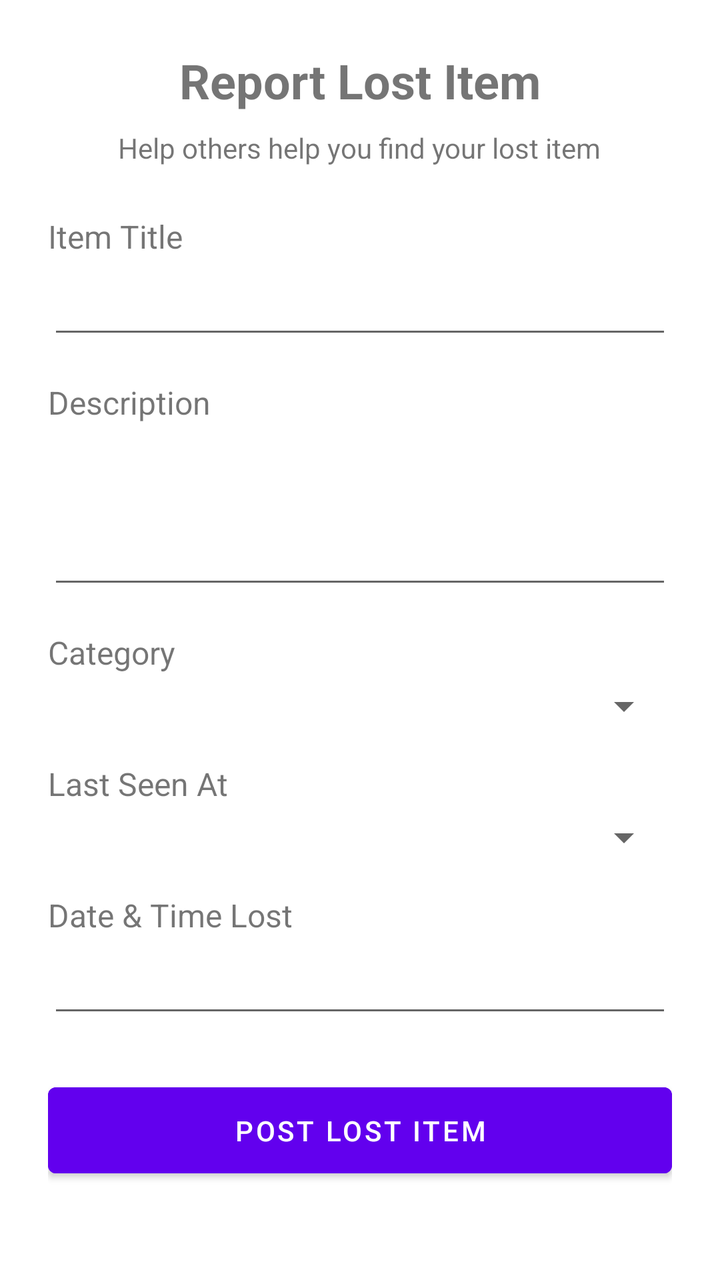
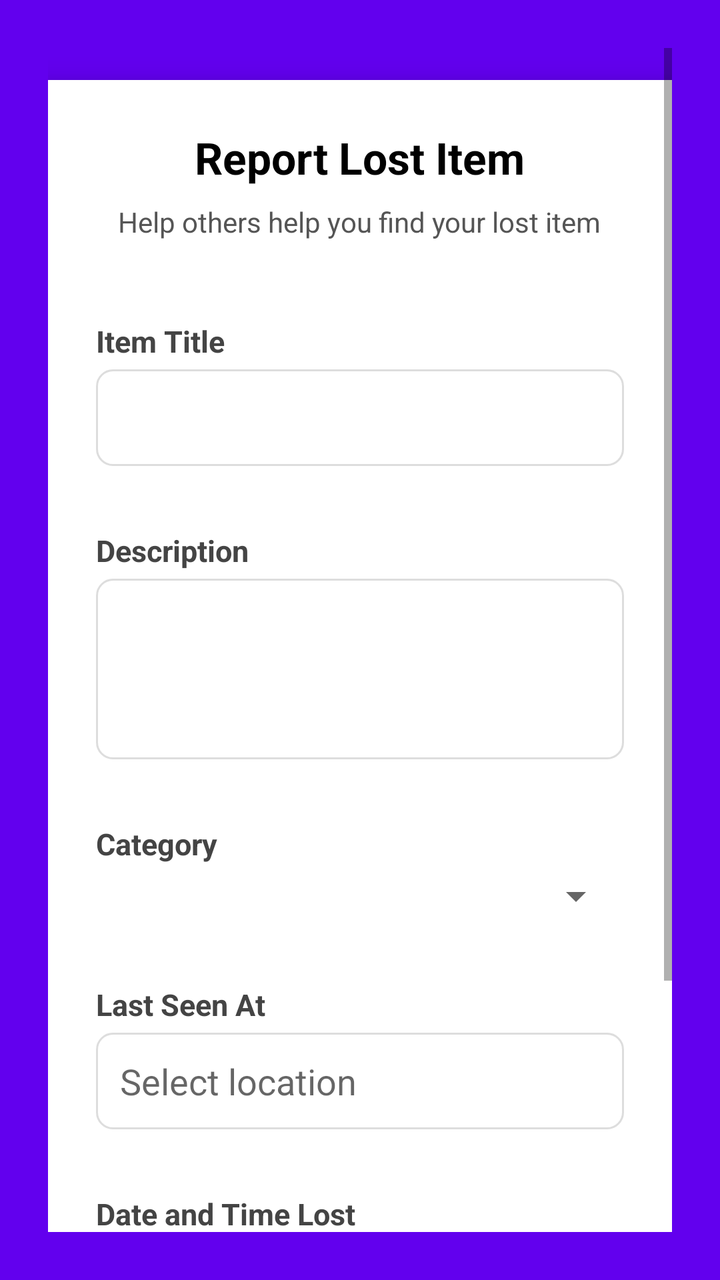

Screens rendered from an Android XML layout before and after an edit, with the pre-edit source and the edit as a unified diff.
<!-- AndroidManifest.xml: application theme Theme.WatUFound -->
<!-- res/layout/fragment_lost_form.xml -->
<?xml version="1.0" encoding="utf-8"?>
<ScrollView xmlns:android="http://schemas.android.com/apk/res/android"
    android:layout_width="match_parent"
    android:layout_height="match_parent"
    android:padding="24dp">

    <LinearLayout
        android:layout_width="match_parent"
        android:layout_height="wrap_content"
        android:orientation="vertical">

        
        <TextView
            android:layout_width="wrap_content"
            android:layout_height="wrap_content"
            android:text="Report Lost Item"
            android:textSize="24sp"
            android:textStyle="bold"
            android:layout_gravity="center_horizontal"
            android:layout_marginBottom="8dp" />

        
        <TextView
            android:layout_width="wrap_content"
            android:layout_height="wrap_content"
            android:text="Help others help you find your lost item"
            android:textSize="14sp"
            android:layout_gravity="center_horizontal"
            android:layout_marginBottom="24dp" />

        
        <TextView
            android:layout_width="wrap_content"
            android:layout_height="wrap_content"
            android:text="Item Title"
            android:textSize="16sp"
            android:layout_marginBottom="4dp" />

        <EditText
            android:id="@+id/itemTitleInput"
            android:layout_width="match_parent"
            android:layout_height="wrap_content"
            android:inputType="text"
            android:layout_marginBottom="16dp" />

        
        <TextView
            android:layout_width="wrap_content"
            android:layout_height="wrap_content"
            android:text="Description"
            android:textSize="16sp"
            android:layout_marginBottom="4dp" />

        <EditText
            android:id="@+id/descriptionInput"
            android:layout_width="match_parent"
            android:layout_height="wrap_content"
            android:inputType="textMultiLine"
            android:minLines="3"
            android:gravity="top"
            android:layout_marginBottom="16dp" />

        
        <TextView
            android:layout_width="wrap_content"
            android:layout_height="wrap_content"
            android:text="Category"
            android:textSize="16sp"
            android:layout_marginBottom="4dp" />

        <Spinner
            android:id="@+id/categorySpinner"
            android:layout_width="match_parent"
            android:layout_height="wrap_content"
            android:layout_marginBottom="16dp" />

        
        <TextView
            android:layout_width="wrap_content"
            android:layout_height="wrap_content"
            android:text="Last Seen At"
            android:textSize="16sp"
            android:layout_marginBottom="4dp" />

        <Spinner
            android:id="@+id/lastSeenAtSpinner"
            android:layout_width="match_parent"
            android:layout_height="wrap_content"
            android:layout_marginBottom="16dp" />

        
        <TextView
            android:layout_width="wrap_content"
            android:layout_height="wrap_content"
            android:text="Date &amp; Time Lost"
            android:textSize="16sp"
            android:layout_marginBottom="4dp" />

        <EditText
            android:id="@+id/dateTimeInput"
            android:layout_width="match_parent"
            android:layout_height="wrap_content"
            android:focusable="false"
            android:clickable="true"
            android:inputType="none"
            android:layout_marginBottom="24dp" />

        
        <Button
            android:id="@+id/submitButton"
            android:layout_width="match_parent"
            android:layout_height="wrap_content"
            android:text="Post Lost Item"
            android:backgroundTint="@color/purple_500"
            android:textColor="@android:color/white"
            android:padding="12dp" />

    </LinearLayout>
</ScrollView>
<!-- resources referenced by this layout -->
<resources>
  <color name="purple_500">#FF6200EE</color>
  <style name="Theme.WatUFound" parent="Theme.MaterialComponents.DayNight.DarkActionBar">
          
          <item name="colorPrimary">@color/purple_500</item>
          <item name="colorPrimaryVariant">@color/purple_700</item>
          <item name="colorOnPrimary">@color/white</item>
          
          <item name="colorSecondary">@color/teal_200</item>
          <item name="colorSecondaryVariant">@color/teal_700</item>
          <item name="colorOnSecondary">@color/black</item>
          
          <item name="android:statusBarColor">?attr/colorPrimaryVariant</item>
          
      </style>
  <color name="purple_700">#FF3700B3</color>
  <color name="white">#FFFFFFFF</color>
  <color name="teal_200">#FF03DAC5</color>
  <color name="teal_700">#FF018786</color>
  <color name="black">#FF000000</color>
</resources>

<!-- the commit's change to res/layout/fragment_lost_form.xml (unified diff, before → after) -->
@@ -1,119 +1,121 @@
 <?xml version="1.0" encoding="utf-8"?>
 <ScrollView xmlns:android="http://schemas.android.com/apk/res/android"
+    xmlns:tools="http://schemas.android.com/tools"
+    android:fitsSystemWindows="true"
     android:layout_width="match_parent"
     android:layout_height="match_parent"
+    android:background="@color/purple_500"
     android:padding="24dp">
 
     <LinearLayout
         android:layout_width="match_parent"
         android:layout_height="wrap_content"
-        android:orientation="vertical">
+        android:orientation="vertical"
+        android:gravity="center_horizontal">
 
         
-        <TextView
-            android:layout_width="wrap_content"
-            android:layout_height="wrap_content"
-            android:text="Report Lost Item"
-            android:textSize="24sp"
-            android:textStyle="bold"
-            android:layout_gravity="center_horizontal"
-            android:layout_marginBottom="8dp" />
-
-        
-        <TextView
-            android:layout_width="wrap_content"
-            android:layout_height="wrap_content"
-            android:text="Help others help you find your lost item"
-            android:textSize="14sp"
-            android:layout_gravity="center_horizontal"
-            android:layout_marginBottom="24dp" />
-
-        
-        <TextView
-            android:layout_width="wrap_content"
-            android:layout_height="wrap_content"
-            android:text="Item Title"
-            android:textSize="16sp"
-            android:layout_marginBottom="4dp" />
-
-        <EditText
-            android:id="@+id/itemTitleInput"
+        <LinearLayout
             android:layout_width="match_parent"
             android:layout_height="wrap_content"
-            android:inputType="text"
-            android:layout_marginBottom="16dp" />
+            android:orientation="vertical"
+            android:background="@android:color/white"
+            android:elevation="8dp"
+            android:padding="24dp"
+            android:layout_marginTop="16dp"
+            android:layout_marginBottom="24dp"
+            android:clipToPadding="false"
+            android:layout_gravity="center">
 
-        
-        <TextView
-            android:layout_width="wrap_content"
-            android:layout_height="wrap_content"
-            android:text="Description"
-            android:textSize="16sp"
-            android:layout_marginBottom="4dp" />
+            
+            <TextView
+                android:layout_width="wrap_content"
+                android:layout_height="wrap_content"
+                android:text="Report Lost Item"
+                android:textSize="22sp"
+                android:textStyle="bold"
+                android:textColor="@android:color/black"
+                android:layout_gravity="center_horizontal"
+                android:layout_marginBottom="8dp" />
 
-        <EditText
-            android:id="@+id/descriptionInput"
-            android:layout_width="match_parent"
-            android:layout_height="wrap_content"
-            android:inputType="textMultiLine"
-            android:minLines="3"
-            android:gravity="top"
-            android:layout_marginBottom="16dp" />
+            
+            <TextView
+                android:layout_width="wrap_content"
+                android:layout_height="wrap_content"
+                android:text="Help others help you find your lost item"
+                android:textSize="14sp"
+                android:textColor="#555555"
+                android:layout_gravity="center_horizontal"
+                android:layout_marginBottom="24dp" />
 
-        
-        <TextView
-            android:layout_width="wrap_content"
-            android:layout_height="wrap_content"
-            android:text="Category"
-            android:textSize="16sp"
-            android:layout_marginBottom="4dp" />
+            
+            <TextView
+                style="@style/TextLabel"
+                android:text="Item Title" />
+            <EditText
+                android:id="@+id/itemTitleInput"
+                style="@style/InputField" />
 
-        <Spinner
-            android:id="@+id/categorySpinner"
-            android:layout_width="match_parent"
-            android:layout_height="wrap_content"
-            android:layout_marginBottom="16dp" />
+            
+            <TextView
+                style="@style/TextLabel"
+                android:text="Description" />
+            <EditText
+                android:id="@+id/descriptionInput"
+                style="@style/InputField"
+                android:inputType="textMultiLine"
+                android:minLines="3"
+                android:gravity="top" />
 
-        
-        <TextView
-            android:layout_width="wrap_content"
-            android:layout_height="wrap_content"
-            android:text="Last Seen At"
-            android:textSize="16sp"
-            android:layout_marginBottom="4dp" />
+            
+            <TextView
+                style="@style/TextLabel"
+                android:text="Category" />
+            <Spinner
+                android:id="@+id/categorySpinner"
+                style="@style/SpinnerField" />
 
-        <Spinner
-            android:id="@+id/lastSeenAtSpinner"
-            android:layout_width="match_parent"
-            android:layout_height="wrap_content"
-            android:layout_marginBottom="16dp" />
+            
+            <TextView
+                style="@style/TextLabel"
+                android:text="Last Seen At" />
 
-        
-        <TextView
-            android:layout_width="wrap_content"
-            android:layout_height="wrap_content"
-            android:text="Date &amp; Time Lost"
-            android:textSize="16sp"
-            android:layout_marginBottom="4dp" />
 
-        <EditText
-            android:id="@+id/dateTimeInput"
-            android:layout_width="match_parent"
-            android:layout_height="wrap_content"
-            android:focusable="false"
-            android:clickable="true"
-            android:inputType="none"
-            android:layout_marginBottom="24dp" />
 
-        
-        <Button
-            android:id="@+id/submitButton"
-            android:layout_width="match_parent"
-            android:layout_height="wrap_content"
-            android:text="Post Lost Item"
-            android:backgroundTint="@color/purple_500"
-            android:textColor="@android:color/white"
-            android:padding="12dp" />
+            <AutoCompleteTextView
+                android:id="@+id/lastSeenAtInput"
+                android:layout_width="match_parent"
+                android:layout_height="wrap_content"
+                android:hint="Select location"
+                android:inputType="text"
+                android:background="@drawable/input_field_background"
+                android:padding="12dp"
+                android:layout_marginBottom="16dp"
+                android:dropDownHeight="200dp"
+                android:completionThreshold="1" />
 
+
+            
+            <TextView
+                style="@style/TextLabel"
+                android:text="Date and Time Lost" />
+            <EditText
+                android:id="@+id/dateTimeInput"
+                style="@style/InputField"
+                android:focusable="false"
+                android:clickable="true"
+                android:inputType="none" />
+
+            
+            <Button
+                android:id="@+id/submitButton"
+                android:layout_width="match_parent"
+                android:layout_height="wrap_content"
+                android:text="Post Lost Item"
+                android:backgroundTint="@color/purple_500"
+                android:textColor="@android:color/white"
+                android:textAllCaps="false"
+                android:layout_marginTop="24dp"
+                android:padding="12dp" />
+        </LinearLayout>
     </LinearLayout>
 </ScrollView>
<!-- resource entries referenced after the edit -->
@@ -1,6 +1,40 @@
 <!-- resources referenced by this layout -->
 <resources>
   <color name="purple_500">#FF6200EE</color>
+  <!-- drawable input_field_background (drawable) -->
+  <?xml version="1.0" encoding="utf-8"?>
+  <shape xmlns:android="http://schemas.android.com/apk/res/android"
+      android:shape="rectangle">
+  
+      <solid android:color="@android:color/white" />
+  
+      <stroke
+          android:width="1dp"
+          android:color="#DDDDDD" />
+  
+      <corners android:radius="8dp" />
+  </shape>
+  <style name="InputField">
+          <item name="android:layout_width">match_parent</item>
+          <item name="android:layout_height">wrap_content</item>
+          <item name="android:background">@drawable/input_field_background</item>
+          <item name="android:padding">12dp</item>
+          <item name="android:layout_marginBottom">16dp</item>
+      </style>
+  <style name="SpinnerField">
+          <item name="android:layout_width">match_parent</item>
+          <item name="android:layout_height">wrap_content</item>
+          <item name="android:layout_marginBottom">16dp</item>
+      </style>
+  <style name="TextLabel">
+          <item name="android:layout_width">match_parent</item>
+          <item name="android:layout_height">wrap_content</item>
+          <item name="android:textSize">15sp</item>
+          <item name="android:textColor">#444444</item>
+          <item name="android:textStyle">bold</item>
+          <item name="android:layout_marginTop">16dp</item>
+          <item name="android:layout_marginBottom">4dp</item>
+      </style>
   <style name="Theme.WatUFound" parent="Theme.MaterialComponents.DayNight.DarkActionBar">
           
           <item name="colorPrimary">@color/purple_500</item>
